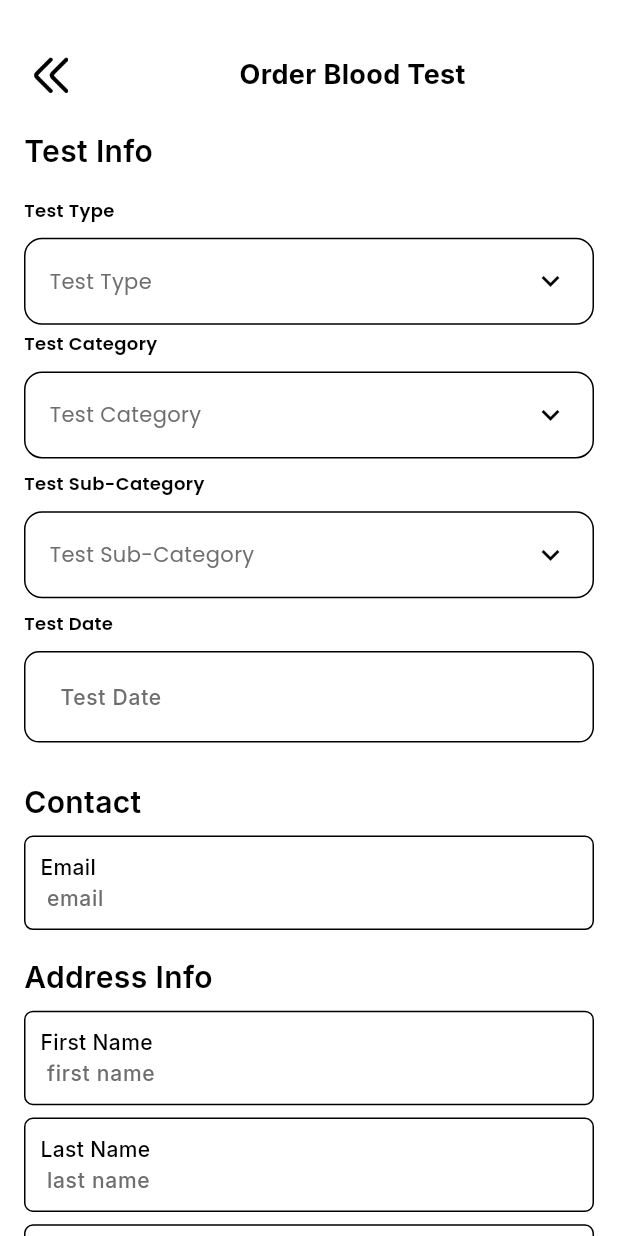
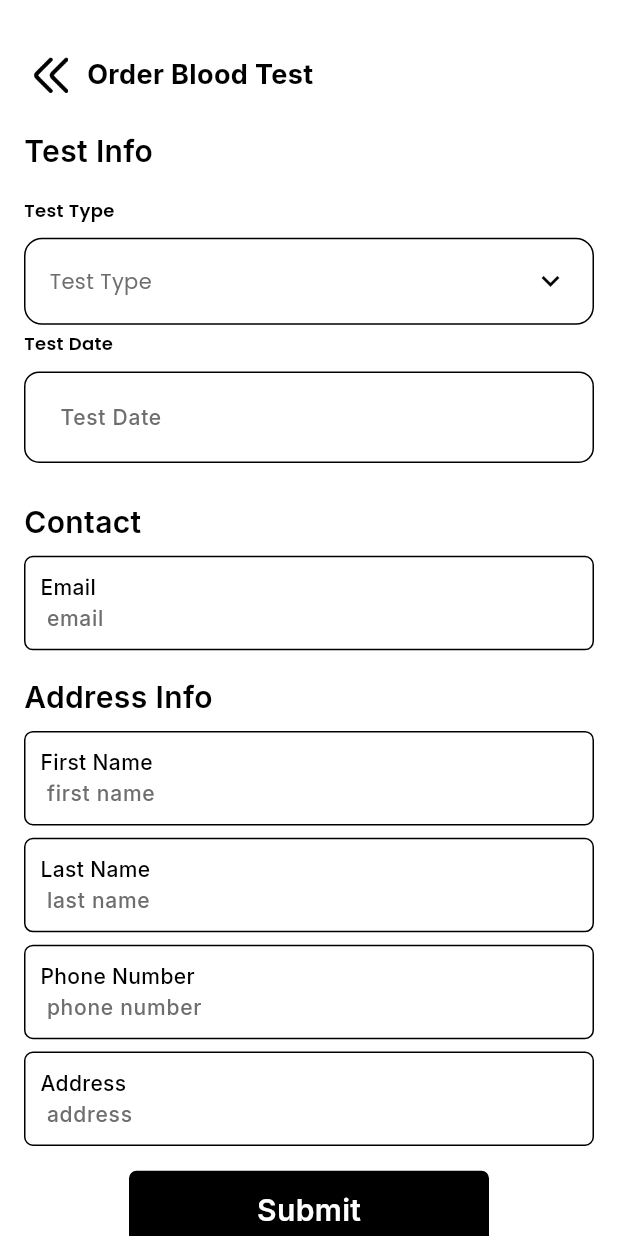
Before and after one commit to Rehman-Amjad/health_elv, a Flutter app: the OrderNewTestView screen opened by its route, on a phone screen of 412 x 824 dp. Run offline on Flutter 3.47's test engine with Material 3 defaults, Android fonts, the phone set to English and light mode, and no system bars; drawn by our look-alikes of animated_custom_dropdown; our stand-ins replace cached_network_image, cloud_firestore, firebase_auth, firebase_core, firebase_storage, fl_chart and 11 more; missing offline and left inert: dart:ffi, gif_view, gradient_slider; accounts and stored records are empty.

Commit message:
fix the order blood test and faqs

```diff
--- a/lib/core/models/order_blood_test.dart
+++ b/lib/core/models/order_blood_test.dart
@@ -3,8 +3,6 @@ class OrderBloodTest {
   String? uid;
   String? email;
   final String? testType;
-  final String? testCategory;
-  final String? testSubCategory;
   final String? testDate;
   Map<String, dynamic>? shippingAddress;
 
@@ -13,8 +11,6 @@ class OrderBloodTest {
     this.uid,
     this.email,
     this.testType,
-    this.testCategory,
-    this.testSubCategory,
     this.testDate,
     this.shippingAddress,
   });
@@ -25,8 +21,6 @@ class OrderBloodTest {
       uid: json['uid'] as String?,
       email: json['email'] as String?,
       testType: json['testType'] as String?,
-      testCategory: json['testCategory'] as String?,
-      testSubCategory: json['testSubCategory'] as String?,
       testDate: json['testDate'] as String?,
       shippingAddress: json['shippingAddress'] as Map<String, dynamic>?,
     );
@@ -38,8 +32,6 @@ class OrderBloodTest {
       'uid': uid,
       'email': email,
       'testType': testType,
-      'testCategory': testCategory,
-      'testSubCategory': testSubCategory,
       'testDate': testDate,
       'shippingAddress': shippingAddress,
     };
--- a/lib/screens/faq/faqs_controller.dart
+++ b/lib/screens/faq/faqs_controller.dart
@@ -7,6 +7,8 @@ class FaqsController extends BaseController {
   List<Map<String, dynamic>> stringList = [];
   List<TextEditingController> controllerList = [];
   RxBool isLoading = false.obs;
+
+  RxBool isExpand = false.obs;
 
   @override
   void onInit() {
--- a/lib/screens/order_new_test/order_new_test_view.dart
+++ b/lib/screens/order_new_test/order_new_test_view.dart
@@ -52,8 +52,6 @@ class OrderNewTestView extends GetView<OrderNewTestController> {
                           items: controller.testTypeList,
                           onChanged: (testType) {
                             if (testType != null) {
-                              controller.getTestsCategoryDropDown(
-                                  context, testType.name);
                               controller.testType = testType.name;
                             }
                             controller.update();
@@ -62,45 +60,6 @@ class OrderNewTestView extends GetView<OrderNewTestController> {
                         ),
                       ),
                       SizedBox(height: 01.w),
-                      getCustomDropDownTitle(
-                        title: 'Test Category',
-                        child: CustomDropdown<TestCategoryModel>(
-                          hintText: 'Test Category',
-                          items: controller.testCategoryList,
-                          onChanged: (testCategory) {
-                            if (testCategory != null) {
-                              controller.getTestsSubCategoryDropDown(
-                                  context, testCategory.name);
-                              controller.testCategory = testCategory.name;
-                            }
-                            controller.update();
-                          },
-                          decoration: decoration(),
-                        ),
-                      ),
-                      SizedBox(height: 01.h),
-                      Row(
-                        mainAxisAlignment: MainAxisAlignment.spaceBetween,
-                        crossAxisAlignment: CrossAxisAlignment.start,
-                        children: [
-                          Expanded(
-                            flex: 1,
-                            child: getCustomDropDownTitle(
-                              title: 'Test Sub-Category',
-                              child: CustomDropdown<TestSubCategoryModel>(
-                                hintText: 'Test Sub-Category',
-                                items: controller.testSubCategoryList,
-                                onChanged: (value) {
-                                  controller.testSubCategory = value!.name;
-                                  controller.update();
-                                },
-                                decoration: decoration(),
-                              ),
-                            ),
-                          ),
-                        ],
-                      ),
-                      SizedBox(height: 01.h),
                       getCustomDropDownTitle(
                         title: 'Test Date',
                         child: CustomFormField(
--- a/lib/widgets/custom_app_bar.dart
+++ b/lib/widgets/custom_app_bar.dart
@@ -35,7 +35,7 @@ class CustomAppBar extends StatelessWidget {
             ) : const SizedBox.shrink(),
             Expanded(
               child: Row(
-                mainAxisAlignment: MainAxisAlignment.center,
+                mainAxisAlignment: MainAxisAlignment.start,
                 children: [
                   AppText(
                     text: title,
```
Also changed, not shown: lib/screens/faq/faqs_view.dart (+40 -40 lines), lib/screens/order_new_test/order_new_test_controller.dart (+0 -27 lines), lib/screens/upcoming_results/upcoming_results_view.dart (+6 -11 lines).
